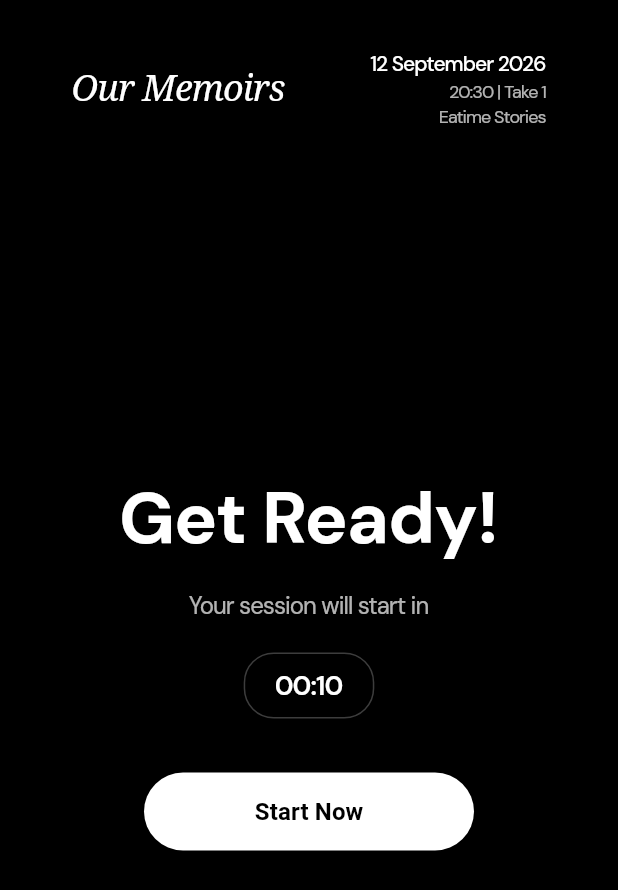
After one commit to Pixelora-Agency/our-memoirs-app-codebase, a Flutter app: the CameraSessionPage screen opened directly, on a phone screen of 412 x 824 dp. The commit adds this screen. Shown: the top 890 px of the screen. Run offline on Flutter 3.47's test engine with Material 3 defaults, Android fonts, the phone set to English and light mode, and no system bars; our stand-ins replace camera, flutter_bloc, flutter_inset_shadow, flutter_svg, freezed_annotation, go_router and 2 more.

Commit message:
konfiguration camera

```diff
--- /dev/null
+++ b/lib/features/camera_session/presentation/bloc/camera_session_state.dart
@@ -0,0 +1,31 @@
+import 'package:camera/camera.dart';
+import 'package:freezed_annotation/freezed_annotation.dart';
+import 'package:our_memoirs_codebase/features/frame_selection/data/frame_model_data.dart';
+
+part 'camera_session_state.freezed.dart';
+
+@freezed
+class CameraSessionState with _$CameraSessionState {
+  const factory CameraSessionState.initial({
+    @Default(10) int prepareSeconds,
+    CameraController? controller,
+  }) = _Initial;
+  const factory CameraSessionState.loading() = _Loading;
+  const factory CameraSessionState.ready({
+    required CameraController controller,
+    required String cameraName,
+    required FrameModel frameConfig,
+    @Default(3) int slotCountdown,
+    @Default(0) int currentSlotIndex,
+    required int totalSlots,
+    @Default([]) List<XFile?> capturedPhotos,
+    @Default(false) bool isTakingPicture,
+  }) = _Ready;
+  const factory CameraSessionState.review({
+    required CameraController controller,
+    required FrameModel frameConfig,
+    required List<XFile?> capturedPhotos,
+    int? selectedIndexToRetake,
+  }) = _Review;
+  const factory CameraSessionState.error(String message) = _Error;
+}
--- /dev/null
+++ b/lib/features/camera_session/presentation/page/camera_session_page.dart
@@ -0,0 +1,35 @@
+import 'package:flutter/material.dart';
+import 'package:flutter_bloc/flutter_bloc.dart';
+
+import '../bloc/camera_session_cubit.dart';
+import '../bloc/camera_session_state.dart';
+import '../views/prepare_view.dart';
+
+class CameraSessionPage extends StatelessWidget {
+  const CameraSessionPage({super.key});
+
+  @override
+  Widget build(BuildContext context) {
+    final theme = Theme.of(context);
+    return Scaffold(
+      backgroundColor: theme.colorScheme.onPrimary,
+      body: BlocBuilder<CameraSessionCubit, CameraSessionState>(
+        builder: (context, state) {
+          return state.maybeWhen(
+            initial: (prepareSeconds, controller) => PrepareView(
+              prepareSeconds: prepareSeconds,
+              controller: controller, // Controller kamera yang udah di-init di background!
+              onStartPressed: () {
+                // Panggil fungsi buat skip / langsung mulai sesi foto
+                context.read<CameraSessionCubit>().skipAndStart();
+              },
+            ),
+            orElse: () => const Center(
+              child: CircularProgressIndicator(color: Colors.white),
+            ),
+          );
+        },
+      ),
+    );
+  }
+}
--- /dev/null
+++ b/lib/features/camera_session/presentation/views/prepare_view.dart
@@ -0,0 +1,164 @@
+import 'package:camera/camera.dart';
+import 'package:flutter/material.dart';
+
+class PrepareView extends StatelessWidget {
+  final int prepareSeconds;
+  final CameraController? controller;
+  final VoidCallback onStartPressed;
+
+  const PrepareView({
+    super.key,
+    required this.prepareSeconds,
+    required this.controller,
+    required this.onStartPressed,
+  });
+
+  @override
+  Widget build(BuildContext context) {
+    return Stack(
+      fit: StackFit.expand,
+      children: [
+        // 1. BACKGROUND: Live Preview Kamera (jika controller sudah siap di background)
+        if (controller != null && controller!.value.isInitialized)
+          Positioned.fill(
+            child: FittedBox(
+              fit: BoxFit.cover,
+              child: SizedBox(
+                // Pakai aspectRatio langsung agar ukurannya selalu valid dan tidak 0
+                width: controller!.value.aspectRatio > 0
+                    ? controller!.value.aspectRatio
+                    : 16 / 9,
+                height: 1.0,
+                child: CameraPreview(controller!),
+              ),
+            ),
+          )
+        else
+          Container(
+            color: Colors.black,
+          ), // Fallback hitam jika kamera masih loading
+        // 2. BACKDROP / OVERLAY GELAP TRANSPARAN
+        Container(color: Colors.black.withValues(alpha: 0.7)),
+
+        // 3. KONTEN UTAMA (UI Teks, Timer, & Tombol)
+        SafeArea(
+          child: Padding(
+            padding: const EdgeInsets.symmetric(
+              horizontal: 48.0,
+              vertical: 32.0,
+            ),
+            child: Column(
+              crossAxisAlignment: CrossAxisAlignment.start,
+              children: [
+                // Header Atas (Logo & Info Sesi)
+                Row(
+                  mainAxisAlignment: MainAxisAlignment.spaceBetween,
+                  children: [
+                    const Text(
+                      "Our Memoirs",
+                      style: TextStyle(
+                        color: Colors.white,
+                        fontFamily: 'Serif',
+                        fontSize: 24,
+                        fontStyle: FontStyle.italic,
+                      ),
+                    ),
+                    Column(
+                      crossAxisAlignment: CrossAxisAlignment.end,
+                      children: const [
+                        Text(
+                          "12 September 2026",
+                          style: TextStyle(
+                            color: Colors.white,
+                            fontSize: 14,
+                            fontWeight: FontWeight.w500,
+                          ),
+                        ),
+                        Text(
+                          "20:30 | Take 1\nEatime Stories",
+                          textAlign: TextAlign.right,
+                          style: TextStyle(color: Colors.white70, fontSize: 12),
+                        ),
+                      ],
+                    ),
+                  ],
+                ),
+
+                // Konten Tengah (Get Ready, Timer, Start Button)
+                Expanded(
+                  child: Center(
+                    child: Column(
+                      mainAxisAlignment: MainAxisAlignment.center,
+                      children: [
+                        const Text(
+                          "Get Ready!",
+                          style: TextStyle(
+                            color: Colors.white,
+                            fontSize: 48,
+                            fontWeight: FontWeight.bold,
+                          ),
+                        ),
+                        const SizedBox(height: 12),
+                        const Text(
+                          "Your session will start in",
+                          style: TextStyle(color: Colors.white70, fontSize: 16),
+                        ),
+                        const SizedBox(height: 20),
+
+                        // Kotak Timer (00:10)
+                        Container(
+                          padding: const EdgeInsets.symmetric(
+                            horizontal: 20,
+                            vertical: 8,
+                          ),
+                          decoration: BoxDecoration(
+                            color: Colors.black.withValues(alpha: 0.4),
+                            borderRadius: BorderRadius.circular(20),
+                            border: Border.all(color: Colors.white24),
+                          ),
+                          child: Text(
+                            "00:${prepareSeconds.toString().padLeft(2, '0')}",
+                            style: const TextStyle(
+                              color: Colors.white,
+                              fontSize: 18,
+                              fontWeight: FontWeight.w600,
+                            ),
+                          ),
+                        ),
+                        const SizedBox(height: 36),
+
+                        // Tombol Start Now
+                        SizedBox(
+                          width: 220,
+                          height: 52,
+                          child: ElevatedButton(
+                            onPressed: onStartPressed,
+                            style: ElevatedButton.styleFrom(
+                              backgroundColor: Colors.white,
+                              foregroundColor: Colors.black,
+                              shape: RoundedRectangleBorder(
+                                borderRadius: BorderRadius.circular(100),
+                              ),
+                              elevation: 0,
+                            ),
+                            child: const Text(
+                              "Start Now",
+                              style: TextStyle(
+                                fontWeight: FontWeight.bold,
+                                fontSize: 16,
+                              ),
+                            ),
+                          ),
+                        ),
+                      ],
+                    ),
+                  ),
+                ),
+              ],
+            ),
+          ),
+        ),
+      ],
+    );
+  }
+}
--- a/pubspec.yaml
+++ b/pubspec.yaml
@@ -48,6 +48,7 @@ dependencies:
   flutter_svg: ^2.3.4
   intl: ^0.20.3
   web_socket_channel: ^3.0.3
+  camera_windows: ^0.3.1
 
 dev_dependencies:
   flutter_test:
```
Also changed, not shown: lib/app/routes/app_router.dart (+16 -0 lines), lib/features/camera_session/presentation/bloc/camera_session_cubit.dart (added, +155 -0 lines), lib/features/frame_selection/presentation/page/frame_selection_page.dart (+8 -1 lines), lib/features/camera_session/presentation/bloc/camera_session_state.freezed.dart (added), pubspec.lock, 2 other files.
